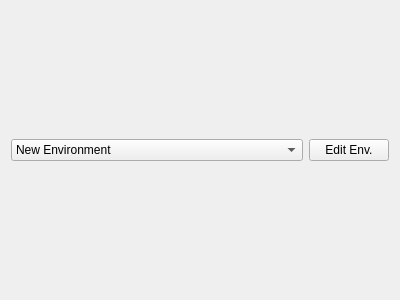
LinkedList/qTTp, file enironment.ui: the form before one commit.
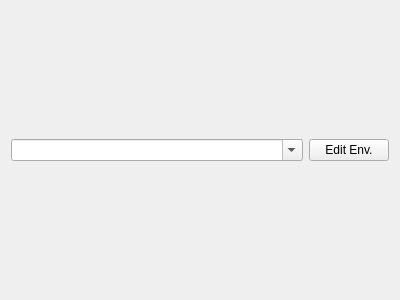
The form after the commit.

Commit message: Rather have environment editable

```diff
--- a/enironment.ui
+++ b/enironment.ui
@@ -22,11 +22,9 @@
        <verstretch>0</verstretch>
       </sizepolicy>
      </property>
-     <item>
-      <property name="text">
-       <string>New Environment</string>
-      </property>
-     </item>
+     <property name="editable">
+      <bool>true</bool>
+     </property>
     </widget>
    </item>
    <item>
```
The commit also changes 1 other file.
